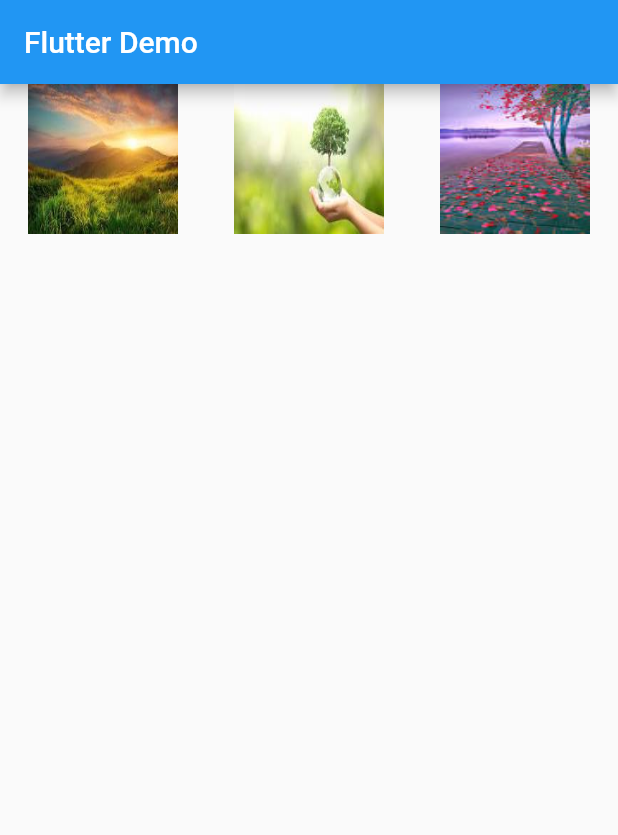
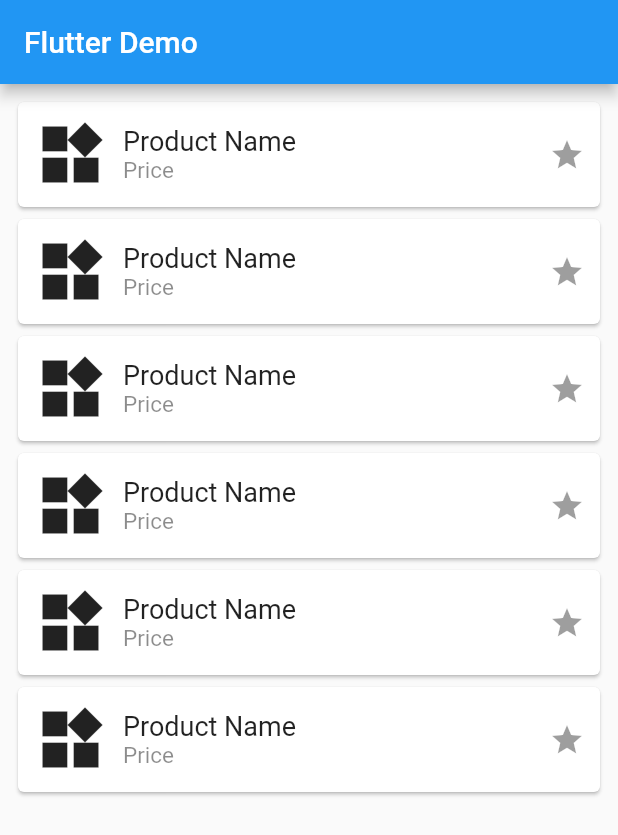
Before and after one commit to shwetavish/flutter_learning, a Flutter app: the screen it shows after launch, on a phone screen of 412 x 824 dp. Shown: the top 835 px of the screen. Run offline on Flutter 3.47's test engine with Material 2 defaults, Android fonts, the phone set to English and light mode, and no system bars.

Commit message:
Explore widgets and start to put them together.

```diff
--- a/lib/main.dart
+++ b/lib/main.dart
@@ -14,40 +14,77 @@ class MyApp extends StatelessWidget {
           appBar: AppBar(
             title: const Text('Flutter Demo'),
           ),
-          body: Row(
-            mainAxisAlignment: MainAxisAlignment.spaceAround,
-            children: [
-              Container(
-                  height: 100,
-                  width: 100,
-                  child: Image.asset(
-                    'assets/images/1.jpg',
-                    fit: BoxFit.fill,
-                  )),
-              Container(
-                  height: 100,
-                  width: 100,
-                  child: Image.asset(
-                    'assets/images/2.jpg',
-                    fit: BoxFit.fill,
-                  )),
-              Container(
-                  height: 100,
-                  width: 100,
-                  child: Image.asset(
-                    'assets/images/3.jpg',
-                    fit: BoxFit.fill,
-                  )),
-            ],
-          )
-          /*const Center(
-          child: Text(
-            "Hello World!",
-            textDirection: TextDirection.ltr,
-            style: TextStyle(fontSize: 32, color: Colors.black87),
+          body: Padding(
+            padding: const EdgeInsets.all(8.0),
+            child: Column(
+              children: [
+                buildProduct(),
+                buildProduct(),
+                buildProduct(),
+                buildProduct(),
+                buildProduct(),
+                buildProduct(),
+              ],
+            ),
+          )),
+    );
+  }
+
+  buildProduct() {
+    return Column(
+      children: [
+        Card(
+          child: Padding(
+            padding: const EdgeInsets.all(10.0),
+            child: Row(
+              children: [
+                const Icon(
+                  Icons.widgets,
+                  size: 50,
+                ),
+                const SizedBox(
+                  width: 10,
+                ),
+                Column(
+                  crossAxisAlignment: CrossAxisAlignment.start,
+                  children: const [
+                    Text(
+                      'Product Name',
+                      style: TextStyle(color: Colors.black87, fontSize: 18),
+                    ),
+                    Text(
+                      'Price',
+                      style: TextStyle(color: Colors.black45, fontSize: 15),
+                    ),
+                  ],
+                ),
+                Expanded(
+                    child: Row(
+                  mainAxisAlignment: MainAxisAlignment.end,
+                  children: const [
+                    Icon(
+                      Icons.star,
+                      color: Colors.black38,
+                    ),
+                  ],
+                ))
+              ],
+            ),
           ),
-        ),*/
-          ),
+        ),
+      ],
+    );
+  }
+
+  buildProductTile() {
+    return const ListTile(
+      leading: Icon(
+        Icons.account_circle,
+        size: 50,
+      ),
+      title: Text('Product 1'),
+      subtitle: Text('Description 1'),
+      trailing: Icon(Icons.star),
     );
   }
 }
```
Also changed, not shown: lib/row_expanded.dart (added, +55 -0 lines), lib/row_flexible.dart (added, +61 -0 lines), lib/stack.dart (added, +50 -0 lines).
